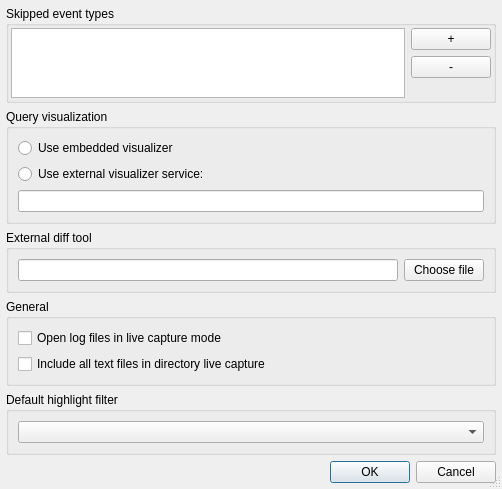
First picture: the form in src/optionsdlg.ui, repository tableau/tableau-log-viewer, before the edit.
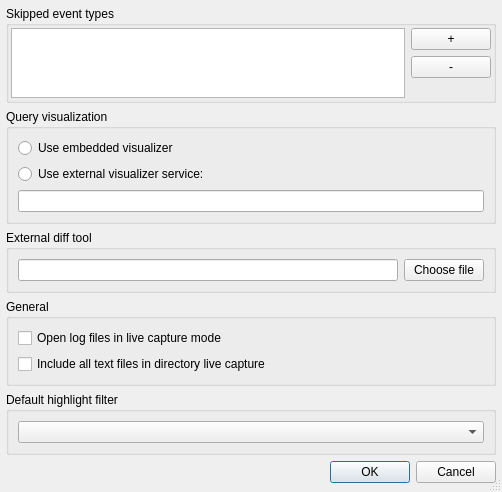
Second picture: the form after the edit.

Commit message:
UI tweaks for better layout in 125-150% scaling on Windows
The main label on Save Filters dialog was cut off when displayed with
125-150% scaling on Windows. Simplify the title and labels and enlarge
some sizes to address this.

Anything more than 125% would require setting dpiawareness=0 at command
line or conf file.

Diff of the .ui file:
```diff
--- a/src/optionsdlg.ui
+++ b/src/optionsdlg.ui
@@ -7,7 +7,7 @@
     <x>0</x>
     <y>0</y>
     <width>502</width>
-    <height>485</height>
+    <height>486</height>
    </rect>
   </property>
   <property name="windowTitle">
@@ -34,6 +34,9 @@
    </property>
    <item>
     <layout class="QVBoxLayout" name="verticalLayout">
+     <property name="bottomMargin">
+      <number>3</number>
+     </property>
      <item>
       <widget class="QGroupBox" name="groupBox">
        <property name="title">
```
The commit also changes 3 other files.
